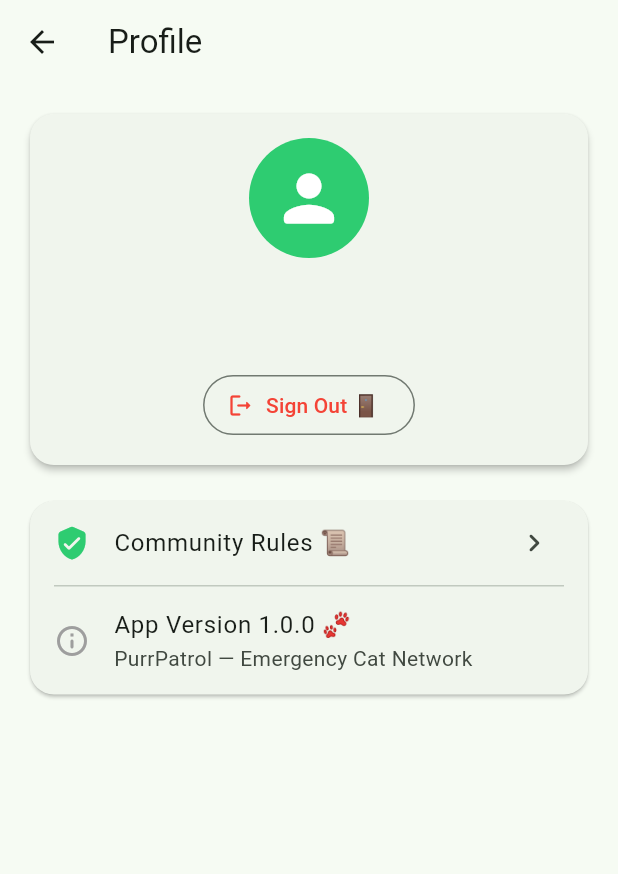
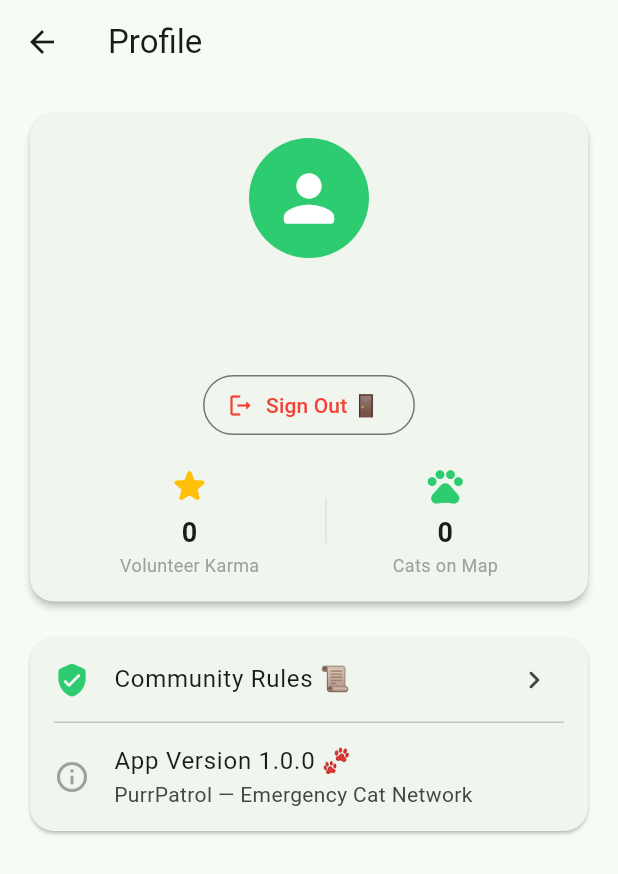
Before and after one commit to cherrydan/purr_patrol, a Flutter app: the ProfileScreen screen opened directly, on a phone screen of 412 x 824 dp. Shown: the top 874 px of the screen. Run offline on Flutter 3.47's test engine with Material 3 defaults, Android fonts, the phone set to English and light mode, and no system bars; our stand-ins replace cached_network_image, cloud_firestore, firebase_auth, firebase_core, flutter_map, geolocator and 5 more; accounts and stored records are empty.

Commit message:
feat: add Karma and Cats count UI in ProfileScreen, fix map persistence flickering

```diff
--- a/lib/l10n/app_en.arb
+++ b/lib/l10n/app_en.arb
@@ -51,6 +51,9 @@
   "appVersionInfo": "App Version 1.0.0 🐾",
   "appTagline": "PurrPatrol — Emergency Cat Network",
   "signInWithGoogle": "Sign in with Google 🔑",
-  "signOutButton": "Sign Out 🚪"
+  "signOutButton": "Sign Out 🚪",
+  "karmaTitle": "Volunteer Karma",
+  "catsAddedTitle": "Cats on Map"
+
 
 }
--- a/lib/l10n/app_es.arb
+++ b/lib/l10n/app_es.arb
@@ -47,6 +47,8 @@
   "appVersionInfo": "Versión de la app 1.0.0 🐾",
   "appTagline": "PurrPatrol — Red de emergencia para gatos",
   "signInWithGoogle": "Iniciar sesión con Google 🔑",
-  "signOutButton": "Cerrar sesión 🚪"
+  "signOutButton": "Cerrar sesión 🚪",
+  "karmaTitle": "Karma del voluntario",
+  "catsAddedTitle": "Gatos en el mapa"
 
 }
--- a/lib/l10n/app_localizations.dart
+++ b/lib/l10n/app_localizations.dart
@@ -387,6 +387,18 @@ abstract class AppLocalizations {
   /// In en, this message translates to:
   /// **'Sign Out 🚪'**
   String get signOutButton;
+
+  /// No description provided for @karmaTitle.
+  ///
+  /// In en, this message translates to:
+  /// **'Volunteer Karma'**
+  String get karmaTitle;
+
+  /// No description provided for @catsAddedTitle.
+  ///
+  /// In en, this message translates to:
+  /// **'Cats on Map'**
+  String get catsAddedTitle;
 }
 
 class _AppLocalizationsDelegate
--- a/lib/l10n/app_localizations_en.dart
+++ b/lib/l10n/app_localizations_en.dart
@@ -152,4 +152,10 @@ class AppLocalizationsEn extends AppLocalizations {
 
   @override
   String get signOutButton => 'Sign Out 🚪';
+
+  @override
+  String get karmaTitle => 'Volunteer Karma';
+
+  @override
+  String get catsAddedTitle => 'Cats on Map';
 }
--- a/lib/l10n/app_localizations_es.dart
+++ b/lib/l10n/app_localizations_es.dart
@@ -152,4 +152,10 @@ class AppLocalizationsEs extends AppLocalizations {
 
   @override
   String get signOutButton => 'Cerrar sesión 🚪';
+
+  @override
+  String get karmaTitle => 'Karma del voluntario';
+
+  @override
+  String get catsAddedTitle => 'Gatos en el mapa';
 }
--- a/lib/l10n/app_localizations_ru.dart
+++ b/lib/l10n/app_localizations_ru.dart
@@ -152,4 +152,10 @@ class AppLocalizationsRu extends AppLocalizations {
 
   @override
   String get signOutButton => 'Выйти из аккаунта 🚪';
+
+  @override
+  String get karmaTitle => 'Карма волонтера';
+
+  @override
+  String get catsAddedTitle => 'Котиков на карте';
 }
--- a/lib/l10n/app_ru.arb
+++ b/lib/l10n/app_ru.arb
@@ -47,8 +47,8 @@
   "appVersionInfo": "Версия приложения 1.0.0 🐾",
   "appTagline": "PurrPatrol — Сеть спасения котиков",
   "signInWithGoogle": "Войти через Google 🔑",
-  "signOutButton": "Выйти из аккаунта 🚪"
-
-
+  "signOutButton": "Выйти из аккаунта 🚪",
+  "karmaTitle": "Карма волонтера",
+  "catsAddedTitle": "Котиков на карте"
 
 }
--- a/lib/main.dart
+++ b/lib/main.dart
@@ -1,3 +1,4 @@
+import 'package:cloud_firestore/cloud_firestore.dart';
 import 'package:flutter/material.dart';
 import 'package:flutter_localizations/flutter_localizations.dart';
 import 'package:purr_patrol/screens/auth_gate.dart';
@@ -12,6 +13,9 @@ void main() async {
 
   // 🟢 Инициализируем Firebase для Android/iOS
   await Firebase.initializeApp();
+  FirebaseFirestore.instance.settings = const Settings(
+    persistenceEnabled: false,
+  );
 
   runApp(const PurrPatrolApp());
 }
--- a/lib/screens/map_screen.dart
+++ b/lib/screens/map_screen.dart
@@ -329,9 +329,9 @@ class _MapScreenState extends State<MapScreen> {
               StreamBuilder<List<CatMarker>>(
                 stream: _catService.getCatMarkersStream(),
                 builder: (context, snapshot) {
-                  if (snapshot.connectionState == ConnectionState.waiting) {
-                    return const MarkerLayer(markers: <Marker>[]);
-                  }
+                  if (snapshot.connectionState == ConnectionState.waiting || !snapshot.hasData) {
+                  return const MarkerLayer(markers: <Marker>[]);
+            }
 
                   final markersFromCloud = snapshot.data ?? [];
 
--- a/lib/screens/profile_screen.dart
+++ b/lib/screens/profile_screen.dart
@@ -1,4 +1,5 @@
 
+import 'package:cloud_firestore/cloud_firestore.dart';
 import 'package:firebase_auth/firebase_auth.dart';
 import 'package:flutter/material.dart';
 import 'package:purr_patrol/l10n/app_localizations.dart';
@@ -85,6 +86,66 @@ class ProfileScreen extends StatelessWidget {
                             style: const TextStyle(color: Colors.red),
                           ),
                         ),
+                        if (user != null)
+                        StreamBuilder<DocumentSnapshot>(
+                      stream: FirebaseFirestore.instance.collection('users').doc(user.uid).snapshots(),
+                      builder: (context, userSnap) {
+                        int karma = 0;
+                        int catsCount = 0;
+
+                        if (userSnap.hasData && userSnap.data!.exists) {
+                          final userData = userSnap.data!.data() as Map<String, dynamic>?;
+                          karma = userData?['karmaPoints'] ?? 0;
+                          catsCount = userData?['catsAddedCount'] ?? 0;
+                        }
+
+                        // Рендерим плашку со статистикой!
+                        return Padding(
+  padding: const EdgeInsets.only(top: 16.0),
+  child: Row(
+    mainAxisAlignment: MainAxisAlignment.spaceEvenly,
+    children: [
+      // 1. Плашка Кармы 🌟
+      Column(
+        children: [
+          const Icon(Icons.star_rounded, color: Colors.amber, size: 28),
+          const SizedBox(height: 4),
+          Text(
+            '$karma',
+            style: const TextStyle(fontSize: 18, fontWeight: FontWeight.bold),
+          ),
+          Text(
+            l10n.karmaTitle,
+            style: const TextStyle(fontSize: 12, color: Colors.grey),
+          ),
+        ],
+      ),
+
+      // Разделитель
+      Container(height: 30, width: 1, color: Colors.grey.shade300),
+
+      // 2. Плашка Котиков 🐱
+      Column(
+        children: [
+          const Icon(Icons.pets_rounded, color: Color(0xFF2ECC71), size: 28),
+          const SizedBox(height: 4),
+          Text(
+            '$catsCount',
+            style: const TextStyle(fontSize: 18, fontWeight: FontWeight.bold),
+          ),
+          Text(
+            l10n.catsAddedTitle,
+            style: const TextStyle(fontSize: 12, color: Colors.grey),
+          ),
+        ],
+      ),
+    ],
+  ),
+);
+
+                      },
+                    )
+
                     ],
                   ),
                 ),
```
